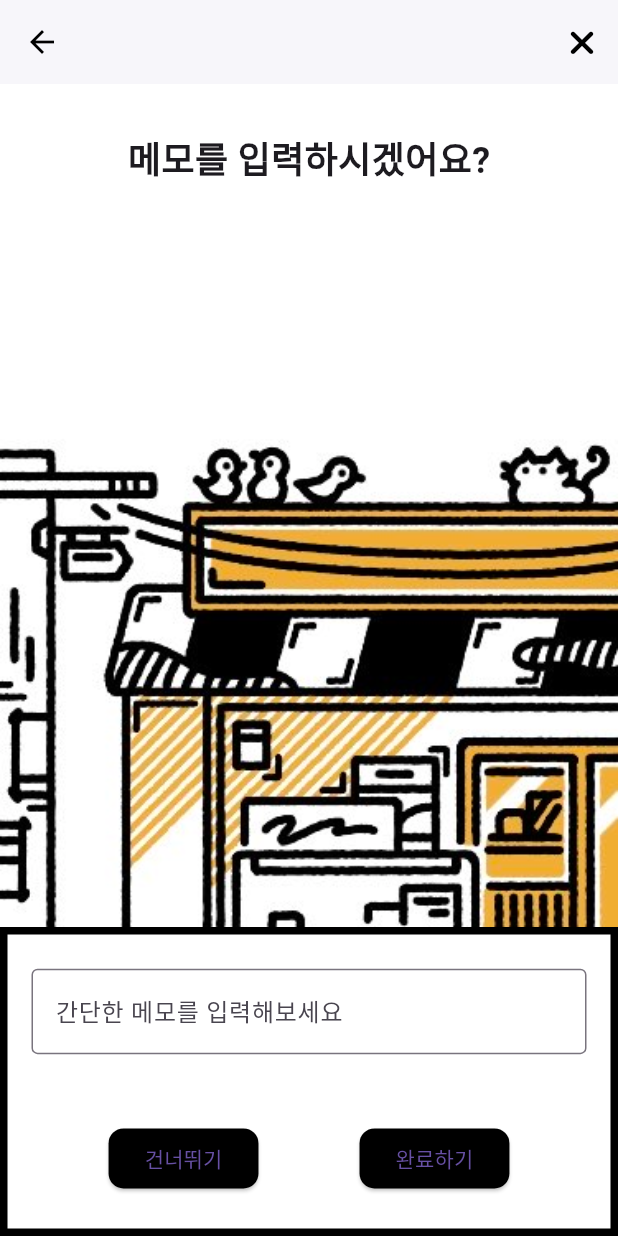
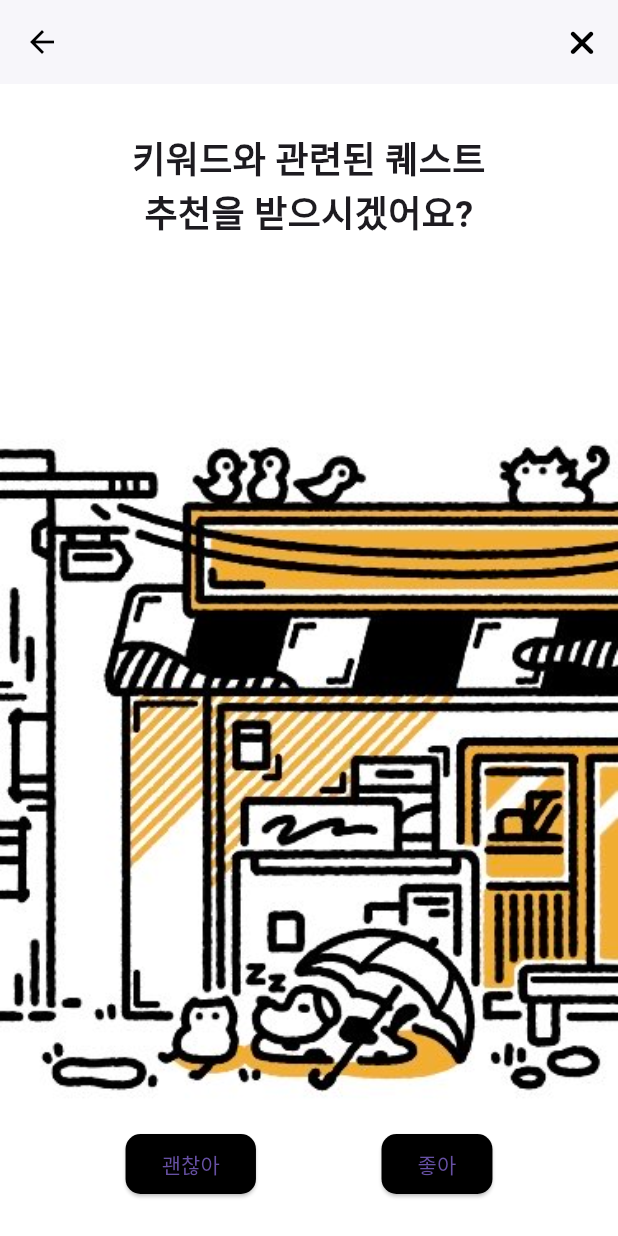
Before and after one commit to bellaria19/Ego, a Flutter app: the MemoScreen screen opened directly, after a tap on "건너뛰기", on a phone screen of 412 x 824 dp. Run offline on Flutter 3.47's test engine with Material 3 defaults, Android fonts, the phone set to English and light mode, and no system bars; our stand-ins replace flutter_dotenv, font_awesome_flutter, google_fonts, supabase_flutter, syncfusion_flutter_charts; missing offline and left inert: supabase_auth_ui; accounts and stored records are empty; statements that could not run were skipped.

Commit message:
Add recommend & Edit

```diff
--- a/lib/screens/home/memo_screen.dart
+++ b/lib/screens/home/memo_screen.dart
@@ -1,14 +1,12 @@
+import 'package:ego/screens/home/recommend_screen.dart';
 import 'package:ego/screens/main_screen.dart';
 import 'package:flutter/material.dart';
 import 'package:font_awesome_flutter/font_awesome_flutter.dart';
 import 'package:google_fonts/google_fonts.dart';
 
 class MemoScreen extends StatefulWidget {
-  // final Function(String) onMemoSubmitted;
-
   const MemoScreen({
     super.key,
-    //  required this.onMemoSubmitted
   });
 
   @override
@@ -18,6 +16,26 @@ class MemoScreen extends StatefulWidget {
 class _MemoScreenState extends State<MemoScreen> {
   String memo = '';
   final TextEditingController controller = TextEditingController();
+  bool _isEnabled = false;
+
+  @override
+  void initState() {
+    super.initState();
+    controller.addListener(_updateButtonState);
+  }
+
+  @override
+  void dispose() {
+    controller.removeListener(_updateButtonState);
+    controller.dispose();
+    super.dispose();
+  }
+
+  void _updateButtonState() {
+    setState(() {
+      _isEnabled = controller.text.isNotEmpty;
+    });
+  }
 
   void setMemo(String memoText) {
     setState(() {
@@ -86,19 +104,47 @@ class _MemoScreenState extends State<MemoScreen> {
                       mainAxisAlignment: MainAxisAlignment.spaceEvenly,
                       children: [
                         ElevatedButton(
-                          onPressed: () {},
+                          onPressed: () {
+                            Navigator.of(context).push(
+                              PageRouteBuilder(
+                                pageBuilder:
+                                    (context, animation, secondaryAnimation) =>
+                                        const RecommendScreen(),
+                                transitionsBuilder: (context, animation,
+                                    secondaryAnimation, child) {
+                                  return child;
+                                },
+                              ),
+                            );
+                          },
                           style: ElevatedButton.styleFrom(
                               shape: RoundedRectangleBorder(
                                 borderRadius: BorderRadius.circular(10),
                               ),
+                              foregroundColor: Colors.white,
                               backgroundColor: Colors.black),
-                          child: const Text('건너뛰기'),
+                          child: const Text(
+                            '건너뛰기',
+                          ),
                         ),
                         ElevatedButton(
-                          onPressed: () {
-                            Navigator.of(context).pushAndRemoveUntil(
-                                MainScreen.route(), (route) => false);
-                          },
+                          onPressed: _isEnabled
+                              ? () {
+                                  Navigator.of(context).push(
+                                    PageRouteBuilder(
+                                      pageBuilder: (context, animation,
+                                              secondaryAnimation) =>
+                                          const RecommendScreen(),
+                                      transitionsBuilder: (context, animation,
+                                          secondaryAnimation, child) {
+                                        return child;
+                                      },
+                                    ),
+                                  );
+                                  // Navigator.of(context).pushAndRemoveUntil(
+                                  //     MainScreen.route(), (route) => false);
+                                }
+                              : null,
                           style: ElevatedButton.styleFrom(
                               shape: RoundedRectangleBorder(
                                 borderRadius: BorderRadius.circular(10),
--- /dev/null
+++ b/lib/screens/home/recommend_screen.dart
@@ -0,0 +1,95 @@
+import 'package:ego/screens/main_screen.dart';
+import 'package:flutter/material.dart';
+import 'package:font_awesome_flutter/font_awesome_flutter.dart';
+import 'package:google_fonts/google_fonts.dart';
+
+class RecommendScreen extends StatelessWidget {
+  const RecommendScreen({
+    super.key,
+  });
+
+  @override
+  Widget build(BuildContext context) {
+    return Scaffold(
+      appBar: AppBar(
+        actions: [
+          IconButton(
+            onPressed: () {
+              Navigator.of(context).pushReplacement(MainScreen.route());
+            },
+            icon: const Icon(FontAwesomeIcons.xmark),
+          ),
+        ],
+      ),
+      body: Container(
+        decoration: const BoxDecoration(
+          image: DecorationImage(
+            image: AssetImage('assets/background/home.jpg'),
+            fit: BoxFit.cover,
+          ),
+        ),
+        child: Center(
+          child: Column(
+            mainAxisAlignment: MainAxisAlignment.spaceBetween,
+            children: [
+              Container(
+                padding: const EdgeInsets.symmetric(vertical: 32),
+                child: Text(
+                  '키워드와 관련된 퀘스트\n추천을 받으시겠어요?',
+                  textAlign: TextAlign.center,
+                  style: GoogleFonts.nanumGothicCoding(
+                    fontSize: 24,
+                    fontWeight: FontWeight.w700,
+                  ),
+                ),
+              ),
+              Container(
+                padding: const EdgeInsets.symmetric(vertical: 24),
+                child: Row(
+                  mainAxisAlignment: MainAxisAlignment.spaceEvenly,
+                  children: [
+                    ElevatedButton(
+                      onPressed: () {
+                        Navigator.of(context).pushAndRemoveUntil(
+                            MainScreen.route(), (route) => false);
+                      },
+                      style: ElevatedButton.styleFrom(
+                          shape: RoundedRectangleBorder(
+                            borderRadius: BorderRadius.circular(10),
+                          ),
+                          backgroundColor: Colors.black),
+                      child: const Text('괜찮아'),
+                    ),
+                    ElevatedButton(
+                      onPressed: () {
+                        Navigator.of(context).pushAndRemoveUntil(
+                            MainScreen.route(), (route) => false);
+                        // Navigator.of(context).push(
+                        //   PageRouteBuilder(
+                        //     pageBuilder:
+                        //         (context, animation, secondaryAnimation) =>
+                        //             const RecommendScreen(),
+                        //     transitionsBuilder: (context, animation,
+                        //         secondaryAnimation, child) {
+                        //       return child;
+                        //     },
+                        //   ),
+                        // );
+                      },
+                      style: ElevatedButton.styleFrom(
+                          shape: RoundedRectangleBorder(
+                            borderRadius: BorderRadius.circular(10),
+                          ),
+                          backgroundColor: Colors.black),
+                      child: const Text('좋아'),
+                    ),
+                  ],
+                ),
+              ),
+            ],
+          ),
+        ),
+      ),
+    );
+  }
+}
```
Also changed, not shown: lib/screens/home/select_keyword_screen.dart (+37 -34 lines), lib/screens/home/select_mood_screen.dart (+5 -18 lines).
